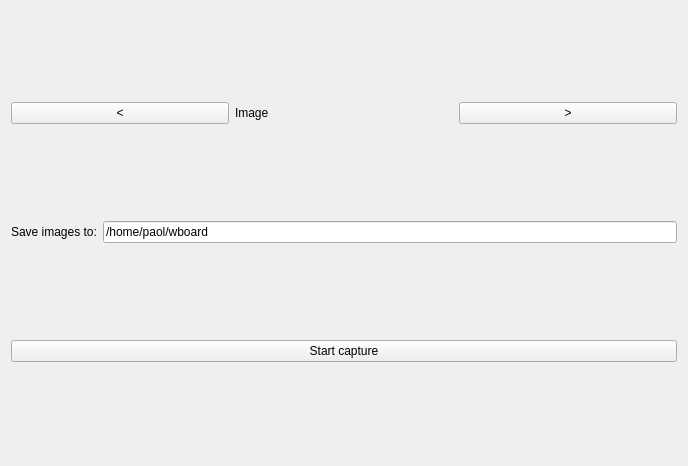
Above: choosecamerawidget.ui from rszeto/PAOLRawDataCapture before the change. Below: the same form after it.
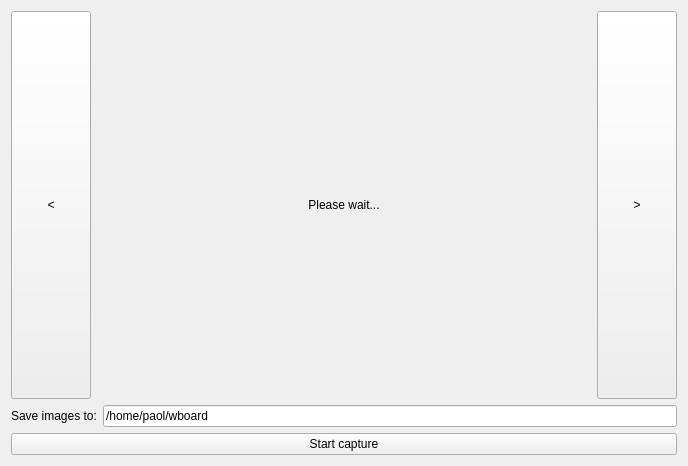
That is the form after the change.

Commit message: Finished chooseCameraWidget and saving images

Diff of the .ui file:
```diff
--- a/choosecamerawidget.ui
+++ b/choosecamerawidget.ui
@@ -21,6 +21,12 @@
     <layout class="QHBoxLayout" name="camFeedRegion">
      <item>
       <widget class="QPushButton" name="leftButton">
+       <property name="sizePolicy">
+        <sizepolicy hsizetype="Minimum" vsizetype="Expanding">
+         <horstretch>0</horstretch>
+         <verstretch>0</verstretch>
+        </sizepolicy>
+       </property>
        <property name="text">
         <string>&lt;</string>
        </property>
@@ -28,13 +34,31 @@
      </item>
      <item>
       <widget class="QLabel" name="feedLabel">
+       <property name="sizePolicy">
+        <sizepolicy hsizetype="Expanding" vsizetype="Expanding">
+         <horstretch>0</horstretch>
+         <verstretch>0</verstretch>
+        </sizepolicy>
+       </property>
        <property name="text">
-        <string>Image</string>
+        <string>Please wait...</string>
+       </property>
+       <property name="scaledContents">
+        <bool>true</bool>
+       </property>
+       <property name="alignment">
+        <set>Qt::AlignCenter</set>
        </property>
       </widget>
      </item>
      <item>
       <widget class="QPushButton" name="rightButton">
+       <property name="sizePolicy">
+        <sizepolicy hsizetype="Minimum" vsizetype="Expanding">
+         <horstretch>0</horstretch>
+         <verstretch>0</verstretch>
+        </sizepolicy>
+       </property>
        <property name="text">
         <string>&gt;</string>
        </property>
```
The commit also changes 9 other files.
